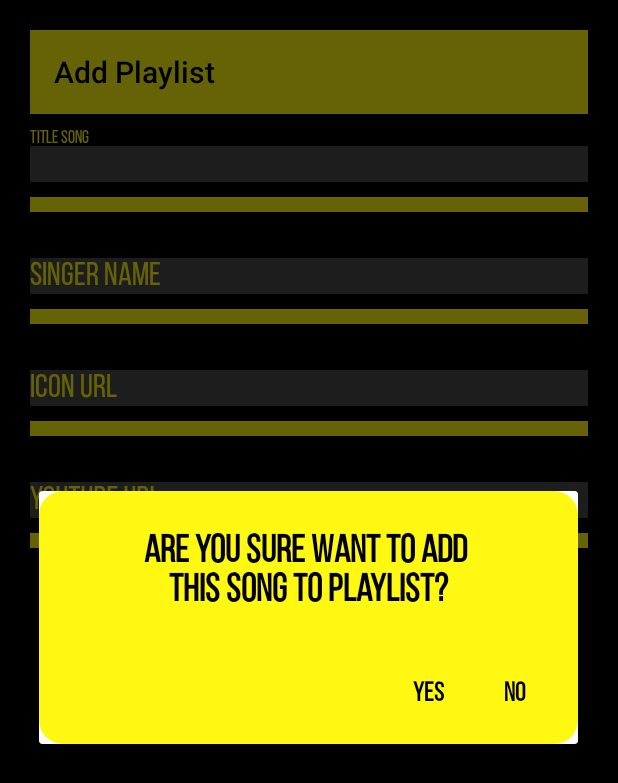
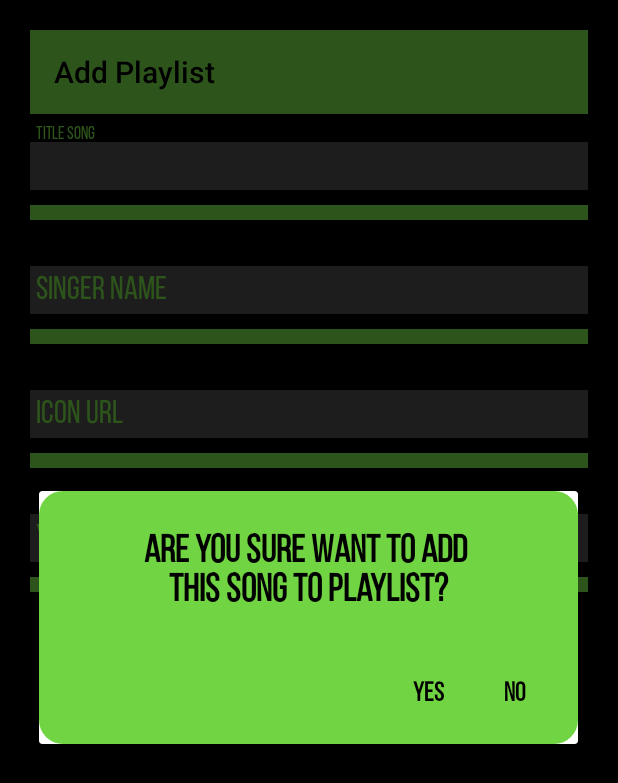
Before and after one commit to icalshapa/BinarVideoPlayer, an Android app: the AddNewSongActivity screen opened directly, with no data from a screen before it, after a tap on "ADD", on a phone screen of 412 x 824 dp. Shown: the top 783 px of the screen. Run offline under Robolectric (Android 15) with nearby library versions, the phone set to English and light mode, and no system bars; our stand-ins replace Room's generated code.

Commit message:
changing main color theme to green

```diff
--- a/app/src/main/res/drawable/bg_dialog_rounded_yellow.xml
+++ b/app/src/main/res/drawable/bg_dialog_rounded_green.xml
@@ -3,6 +3,6 @@
     xmlns:android="http://schemas.android.com/apk/res/android"
     android:shape="rectangle"
     android:dither="true">
-    <solid android:color="@color/main_yellow"/>
+    <solid android:color="@color/green"/>
     <corners android:radius="16dp"/>
 </shape>
--- a/app/src/main/res/drawable/ic_btn_play.xml
+++ b/app/src/main/res/drawable/ic_btn_play.xml
@@ -1,4 +1,4 @@
-<vector android:height="24dp" android:tint="#FFF812"
+<vector android:height="24dp" android:tint="#71D443"
     android:viewportHeight="24" android:viewportWidth="24"
     android:width="24dp" xmlns:android="http://schemas.android.com/apk/res/android">
     <path android:fillColor="@android:color/white" android:pathData="M8,5v14l11,-7z"/>
--- a/app/src/main/res/drawable/shape_rectangle_yellow.xml
+++ b/app/src/main/res/drawable/shape_rectangle_green.xml
@@ -1,4 +1,4 @@
 <?xml version="1.0" encoding="utf-8"?>
 <shape xmlns:android="http://schemas.android.com/apk/res/android">
-    <solid android:color="@color/main_yellow"/>
+    <solid android:color="@color/green"/>
 </shape>
--- a/app/src/main/res/layout/activity_add_new_song.xml
+++ b/app/src/main/res/layout/activity_add_new_song.xml
@@ -4,38 +4,39 @@
     xmlns:tools="http://schemas.android.com/tools"
     android:layout_width="match_parent"
     android:layout_height="match_parent"
-    android:background="@color/main_black"
+    android:background="@color/black"
     android:padding="20dp"
     tools:context=".ui.addnewsong.AddNewSongActivity">
 
     <androidx.appcompat.widget.Toolbar
         android:id="@+id/toolbar_add_song"
+        android:layout_width="match_parent"
+        android:layout_height="wrap_content"
+        android:background="@color/green"
+        android:minHeight="?attr/actionBarSize"
         app:layout_constraintTop_toTopOf="parent"
-        app:titleTextColor="@color/black"
         app:subtitleTextColor="@color/black"
-        android:background="@color/yellow"
-        android:minHeight="?attr/actionBarSize"
-        android:layout_width="match_parent"
-        android:layout_height="wrap_content"/>
+        app:titleTextColor="@color/black" />
 
     <com.google.android.material.textfield.TextInputLayout
         android:id="@+id/til_title_song"
-android:layout_marginTop="@dimen/_8sdp"
         android:layout_width="match_parent"
         android:layout_height="wrap_content"
+        android:layout_marginTop="8dp"
         android:hint="Title Song"
-        android:textColorHint="@color/main_yellow"
+        android:textColorHint="@color/green"
         app:layout_constraintLeft_toLeftOf="parent"
         app:layout_constraintRight_toRightOf="parent"
-       app:layout_constraintTop_toBottomOf="@id/toolbar_add_song">
+        app:layout_constraintTop_toBottomOf="@id/toolbar_add_song">
 
         <com.google.android.material.textfield.TextInputEditText
             android:id="@+id/et_title_song"
             android:layout_width="match_parent"
             android:layout_height="wrap_content"
-            android:background="@color/main_grey"
+            android:background="@color/grey"
             android:fontFamily="@font/bebas_neue_regular"
-            android:textColor="@color/main_yellow"
+            android:padding="4dp"
+            android:textColor="@color/white"
             android:textSize="22sp" />
 
     </com.google.android.material.textfield.TextInputLayout>
@@ -46,7 +47,7 @@ android:layout_marginTop="@dimen/_8sdp"
         android:layout_height="10dp"
         android:layout_marginTop="10dp"
         android:layout_marginBottom="10dp"
-        android:src="@drawable/shape_rectangle_yellow"
+        android:src="@drawable/shape_rectangle_green"
         app:layout_constraintLeft_toLeftOf="@id/til_title_song"
         app:layout_constraintRight_toRightOf="@id/til_title_song"
         app:layout_constraintTop_toBottomOf="@id/til_title_song" />
@@ -57,19 +58,20 @@ android:layout_marginTop="@dimen/_8sdp"
         android:layout_height="wrap_content"
         android:layout_marginTop="20dp"
         android:hint="Singer Name"
-        android:textColorHint="@color/main_yellow"
+        android:textColorHint="@color/green"
+        app:layout_constraintBottom_toTopOf="@id/shape2"
         app:layout_constraintLeft_toLeftOf="parent"
         app:layout_constraintRight_toRightOf="parent"
-        app:layout_constraintBottom_toTopOf="@id/shape2"
         app:layout_constraintTop_toBottomOf="@id/shape1">
 
         <com.google.android.material.textfield.TextInputEditText
             android:id="@+id/et_singer_name"
             android:layout_width="match_parent"
             android:layout_height="wrap_content"
-            android:background="@color/main_grey"
+            android:background="@color/grey"
             android:fontFamily="@font/bebas_neue_regular"
-            android:textColor="@color/main_yellow"
+            android:padding="4dp"
+            android:textColor="@color/white"
             android:textSize="22sp" />
 
     </com.google.android.material.textfield.TextInputLayout>
@@ -80,7 +82,7 @@ android:layout_marginTop="@dimen/_8sdp"
         android:layout_height="10dp"
         android:layout_marginTop="10dp"
         android:layout_marginBottom="10dp"
-        android:src="@drawable/shape_rectangle_yellow"
+        android:src="@drawable/shape_rectangle_green"
         app:layout_constraintLeft_toLeftOf="@id/til_singer_name"
         app:layout_constraintRight_toRightOf="@id/til_singer_name"
         app:layout_constraintTop_toBottomOf="@id/til_singer_name" />
@@ -92,7 +94,7 @@ android:layout_marginTop="@dimen/_8sdp"
         android:layout_height="wrap_content"
         android:layout_marginTop="20dp"
         android:hint="Icon URL"
-        android:textColorHint="@color/main_yellow"
+        android:textColorHint="@color/green"
         app:layout_constraintLeft_toLeftOf="parent"
         app:layout_constraintRight_toRightOf="parent"
         app:layout_constraintTop_toBottomOf="@id/shape2">
@@ -101,9 +103,10 @@ android:layout_marginTop="@dimen/_8sdp"
             android:id="@+id/et_icon_url"
             android:layout_width="match_parent"
             android:layout_height="wrap_content"
-            android:background="@color/main_grey"
+            android:background="@color/grey"
             android:fontFamily="@font/bebas_neue_regular"
-            android:textColor="@color/main_yellow"
+            android:padding="4dp"
+            android:textColor="@color/white"
             android:textSize="22sp" />
 
     </com.google.android.material.textfield.TextInputLayout>
@@ -114,7 +117,7 @@ android:layout_marginTop="@dimen/_8sdp"
         android:layout_height="10dp"
         android:layout_marginTop="10dp"
         android:layout_marginBottom="10dp"
-        android:src="@drawable/shape_rectangle_yellow"
+        android:src="@drawable/shape_rectangle_green"
         app:layout_constraintLeft_toLeftOf="@id/til_icon_url"
         app:layout_constraintRight_toRightOf="@id/til_icon_url"
         app:layout_constraintTop_toBottomOf="@id/til_icon_url" />
@@ -125,7 +128,7 @@ android:layout_marginTop="@dimen/_8sdp"
         android:layout_height="wrap_content"
         android:layout_marginTop="20dp"
         android:hint="Youtube URL"
-        android:textColorHint="@color/main_yellow"
+        android:textColorHint="@color/green"
         app:layout_constraintLeft_toLeftOf="parent"
         app:layout_constraintRight_toRightOf="parent"
         app:layout_constraintTop_toBottomOf="@id/shape3">
@@ -134,9 +137,10 @@ android:layout_marginTop="@dimen/_8sdp"
             android:id="@+id/et_video_url"
             android:layout_width="match_parent"
             android:layout_height="wrap_content"
-            android:background="@color/main_grey"
+            android:background="@color/grey"
             android:fontFamily="@font/bebas_neue_regular"
-            android:textColor="@color/main_yellow"
+            android:padding="4dp"
+            android:textColor="@color/white"
             android:textSize="22sp" />
 
     </com.google.android.material.textfield.TextInputLayout>
@@ -147,7 +151,7 @@ android:layout_marginTop="@dimen/_8sdp"
         android:layout_height="10dp"
         android:layout_marginTop="10dp"
         android:layout_marginBottom="10dp"
-        android:src="@drawable/shape_rectangle_yellow"
+        android:src="@drawable/shape_rectangle_green"
         app:layout_constraintLeft_toLeftOf="@id/til_video_url"
         app:layout_constraintRight_toRightOf="@id/til_video_url"
         app:layout_constraintTop_toBottomOf="@id/til_video_url" />
@@ -159,7 +163,7 @@ android:layout_marginTop="@dimen/_8sdp"
         android:layout_marginTop="72dp"
         android:fontFamily="@font/bebas_neue_regular"
         android:text="ADD"
-        android:textColor="@color/main_black"
+        android:textColor="@color/black"
         android:textSize="18sp"
         android:textStyle="bold"
         app:layout_constraintLeft_toLeftOf="parent"
--- a/app/src/main/res/layout/activity_intro.xml
+++ b/app/src/main/res/layout/activity_intro.xml
@@ -31,7 +31,7 @@
             android:layout_height="wrap_content"
             android:textSize="24sp"
             android:padding="8dp"
-            android:textColor="@color/yellow"
+            android:textColor="@color/green"
             android:fontFamily="@font/bebas_neue_bold"
             android:textAlignment="center"
             android:textStyle="bold"
@@ -46,7 +46,7 @@
             android:layout_height="wrap_content"
             android:padding="8dp"
             android:textSize="24sp"
-            android:textColor="@color/yellow"
+            android:textColor="@color/green"
             android:fontFamily="@font/bebas_neue_bold"
             android:textAlignment="center"
             android:textStyle="bold"
@@ -72,7 +72,7 @@
             app:layout_constraintEnd_toEndOf="parent"
             app:layout_constraintTop_toTopOf="parent"
             app:progressMode="true"
-            app:selectedDotColor="@color/yellow" />
+            app:selectedDotColor="@color/green" />
 
         <TextView
             android:id="@+id/tv_next"
@@ -82,7 +82,7 @@
             android:textSize="24sp"
             android:textAlignment="center"
             android:fontFamily="@font/bebas_neue_bold"
-            android:textColor="@color/yellow"
+            android:textColor="@color/green"
             android:textStyle="bold"
             app:layout_constraintBottom_toBottomOf="parent"
             app:layout_constraintRight_toRightOf="parent"
--- a/app/src/main/res/layout/activity_login.xml
+++ b/app/src/main/res/layout/activity_login.xml
@@ -66,7 +66,7 @@
         app:layout_constraintTop_toBottomOf="@id/btn_login"
         app:layout_constraintRight_toRightOf="@id/btn_login"
         app:layout_constraintLeft_toLeftOf="@id/btn_login"
-        android:textColor="@color/yellow"
+        android:textColor="@color/green"
         android:fontFamily="@font/bebas_neue_bold"
         android:textSize="@dimen/_15ssp"
         android:layout_marginTop="@dimen/_5sdp"/>
--- a/app/src/main/res/layout/activity_main.xml
+++ b/app/src/main/res/layout/activity_main.xml
@@ -11,7 +11,7 @@
         app:layout_constraintTop_toTopOf="parent"
         app:titleTextColor="@color/black"
         app:subtitleTextColor="@color/black"
-        android:background="@color/yellow"
+        android:background="@color/green"
         android:minHeight="?attr/actionBarSize"
         android:layout_width="match_parent"
         android:layout_height="wrap_content"/>
--- a/app/src/main/res/layout/activity_splash_screen.xml
+++ b/app/src/main/res/layout/activity_splash_screen.xml
@@ -22,7 +22,7 @@
         android:layout_height="wrap_content"
         android:text="VIDEO PLAYER"
         android:textSize="@dimen/_35ssp"
-        android:textColor="@color/yellow"
+        android:textColor="@color/green"
         android:fontFamily="@font/bebas_neue_bold"
         android:layout_marginTop="@dimen/_5sdp"
         app:layout_constraintTop_toBottomOf="@id/iv_logo_splash"
--- a/app/src/main/res/layout/fragment_add_dialog.xml
+++ b/app/src/main/res/layout/fragment_add_dialog.xml
@@ -3,7 +3,7 @@
     android:layout_width="match_parent"
     android:layout_height="wrap_content"
     xmlns:app="http://schemas.android.com/apk/res-auto"
-    android:background="@drawable/bg_dialog_rounded_yellow"
+    android:background="@drawable/bg_dialog_rounded_green"
     android:padding="24dp">
 
     <TextView
--- a/app/src/main/res/layout/fragment_intro.xml
+++ b/app/src/main/res/layout/fragment_intro.xml
@@ -15,7 +15,7 @@
         android:layout_marginRight="16dp"
         android:fontFamily="@font/bebas_neue_bold"
         android:textAlignment="center"
-        android:textColor="@color/yellow"
+        android:textColor="@color/green"
         android:textSize="@dimen/_36ssp"
         app:layout_constraintLeft_toLeftOf="parent"
         app:layout_constraintRight_toRightOf="parent"
--- a/app/src/main/res/values-night/themes.xml
+++ b/app/src/main/res/values-night/themes.xml
@@ -2,12 +2,12 @@
     <!-- Base application theme. -->
     <style name="Theme.BinarVideoPlayer" parent="Theme.MaterialComponents.DayNight.DarkActionBar">
         <!-- Primary brand color. -->
-        <item name="colorPrimary">@color/main_yellow</item>
-        <item name="colorPrimaryVariant">@color/main_grey</item>
+        <item name="colorPrimary">@color/green</item>
+        <item name="colorPrimaryVariant">@color/grey</item>
         <item name="colorOnPrimary">@color/black</item>
         <!-- Secondary brand color. -->
-        <item name="colorSecondary">@color/main_yellow</item>
-        <item name="colorSecondaryVariant">@color/main_grey</item>
+        <item name="colorSecondary">@color/green</item>
+        <item name="colorSecondaryVariant">@color/grey</item>
         <item name="colorOnSecondary">@color/black</item>
         <!-- Status bar color. -->
         <item name="android:statusBarColor" tools:targetApi="l">?attr/colorPrimaryVariant</item>
--- a/app/src/main/res/values/colors.xml
+++ b/app/src/main/res/values/colors.xml
@@ -8,7 +8,8 @@
     <color name="black">#FF000000</color>
     <color name="white">#FFFFFFFF</color>
 
-    <color name="yellow">#FFFFF812</color>
+    <color name="green">#71D443</color>
+    <color name="grey"> #4a4a4a </color>
 
     <!--Custom colors-->
     <color name="custom_color_primary">#643AE7</color>
@@ -17,8 +18,5 @@
     <color name="custom_color_background">#FFFFFF</color>
     <color name="custom_color_text_primary">#060906</color>
     <color name="custom_color_text_secondary">#464747</color>
-    <color name="main_yellow"> #FFF812 </color>
-    <color name="main_black"> #000000 </color>
-    <color name="main_white"> #FFFFFF </color>
-    <color name="main_grey"> #4a4a4a </color>
+
 </resources>
--- a/app/src/main/res/values/themes.xml
+++ b/app/src/main/res/values/themes.xml
@@ -2,12 +2,12 @@
     <!-- Base application theme. -->
     <style name="Theme.BinarVideoPlayer" parent="Theme.AppCompat.DayNight.NoActionBar">
         <!-- Primary brand color. -->
-        <item name="colorPrimary">@color/yellow</item>
-        <item name="colorAccent">@color/yellow</item>
+        <item name="colorPrimary">@color/green</item>
+        <item name="colorAccent">@color/green</item>
         <item name="colorOnPrimary">@color/black</item>
         <!-- Secondary brand color. -->
-        <item name="colorSecondary">@color/yellow</item>
-        <item name="colorSecondaryVariant">@color/yellow</item>
+        <item name="colorSecondary">@color/green</item>
+        <item name="colorSecondaryVariant">@color/green</item>
         <item name="colorOnSecondary">@color/black</item>
         <!-- Status bar color. -->
         <item name="android:statusBarColor" tools:targetApi="l">?attr/colorPrimaryVariant</item>
```
Also changed, not shown: app/src/main/res/drawable/ic_btn_back_green.xml (renamed from app/src/main/res/drawable/ic_btn_back_yellow.xml).
